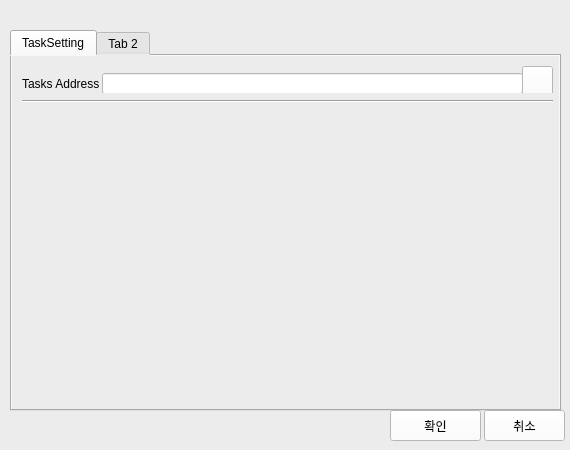
Qt form ui/Setting_Form.ui (nandemotask-team/NandemoTask-app) before a commit.
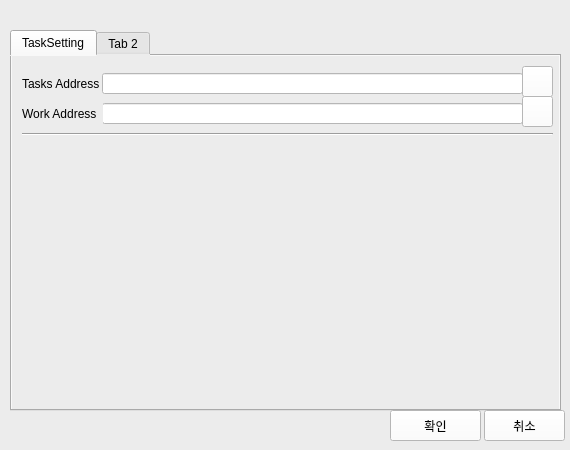
The same form after that commit. Icons and pictures are not drawn.

Patch:
```diff
--- a/ui/Setting_Form.ui
+++ b/ui/Setting_Form.ui
@@ -84,7 +84,7 @@
      <property name="geometry">
       <rect>
        <x>10</x>
-       <y>37</y>
+       <y>70</y>
        <width>531</width>
        <height>16</height>
       </rect>
@@ -93,6 +93,51 @@
       <enum>Qt::Orientation::Horizontal</enum>
      </property>
     </widget>
+    <widget class="QLineEdit" name="WorksAddres_lineEdit">
+     <property name="geometry">
+      <rect>
+       <x>90</x>
+       <y>47</y>
+       <width>421</width>
+       <height>21</height>
+      </rect>
+     </property>
+     <property name="styleSheet">
+      <string notr="true">background-color: rgb(255, 255, 255);</string>
+     </property>
+    </widget>
+    <widget class="QLabel" name="label_2">
+     <property name="geometry">
+      <rect>
+       <x>10</x>
+       <y>47</y>
+       <width>81</width>
+       <height>21</height>
+      </rect>
+     </property>
+     <property name="text">
+      <string>Work Address</string>
+     </property>
+    </widget>
+    <widget class="QPushButton" name="FindWorksAddress_BT">
+     <property name="geometry">
+      <rect>
+       <x>510</x>
+       <y>40</y>
+       <width>31</width>
+       <height>31</height>
+      </rect>
+     </property>
+     <property name="styleSheet">
+      <string notr="true">background-color: rgb(255, 255, 255);</string>
+     </property>
+     <property name="text">
+      <string/>
+     </property>
+     <property name="icon">
+      <iconset theme="QIcon::ThemeIcon::FolderOpen"/>
+     </property>
+    </widget>
    </widget>
    <widget class="QWidget" name="tab_2">
     <attribute name="title">
```
